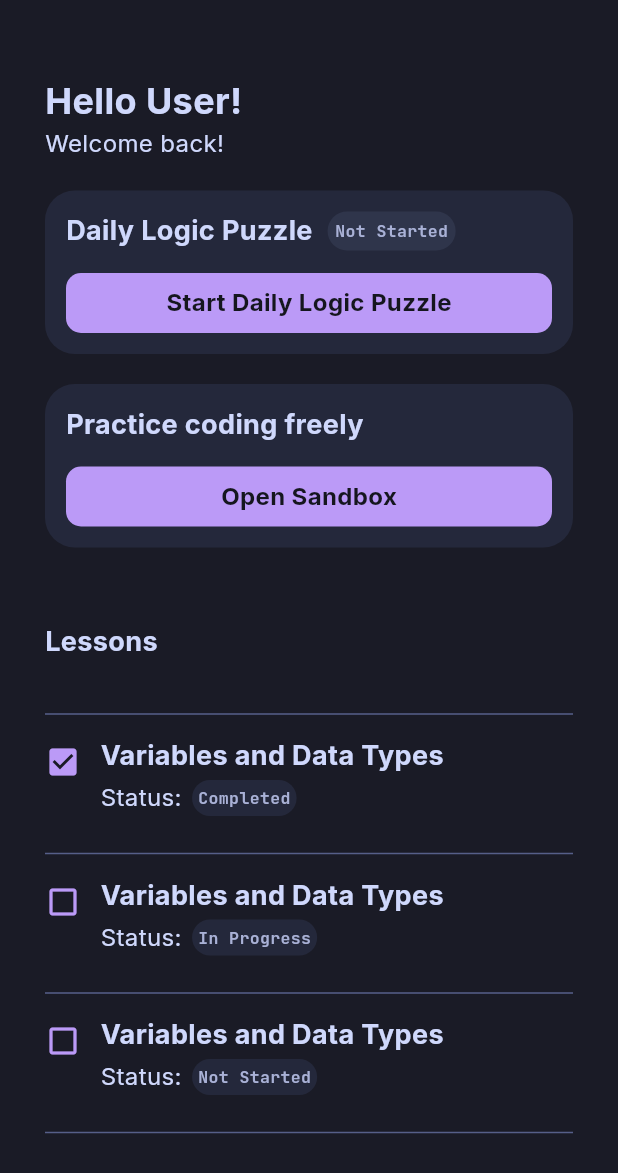
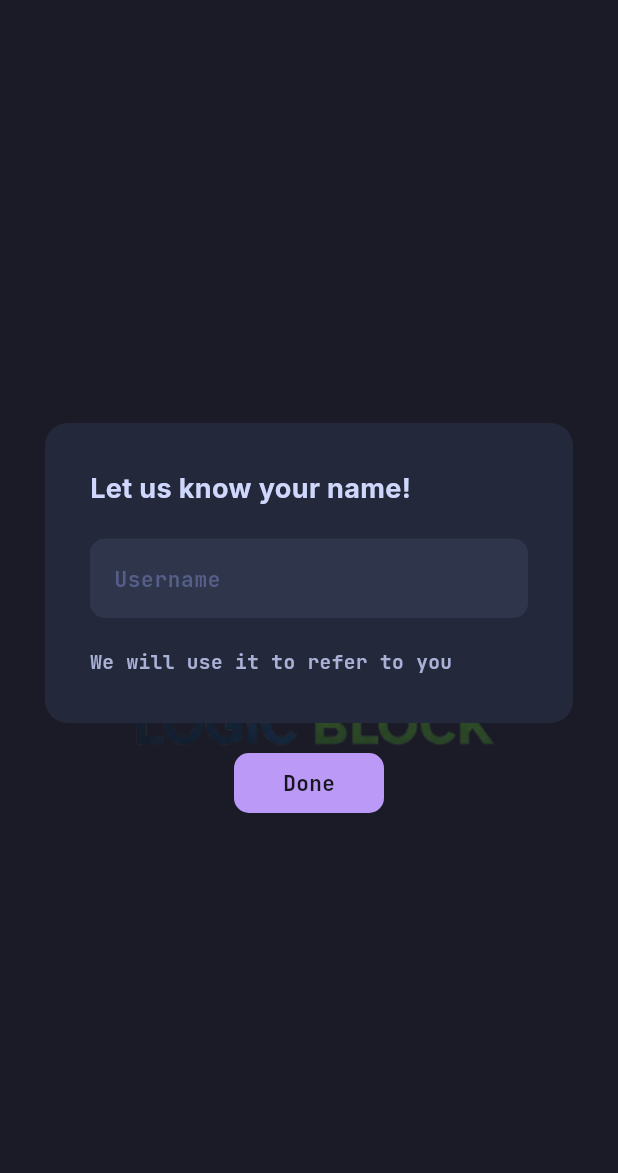
Before and after one commit to LedgeA/logicblock, a Flutter app: the screen it shows after launch, on a phone screen of 412 x 824 dp. Shown: the top 1173 px of the screen. Run offline on Flutter 3.47's test engine with Material 3 defaults, Android fonts, the phone set to English and light mode, and no system bars; our stand-ins replace flutter_markdown_plus.

Commit message:
near 50% progress report

```diff
--- a/lib/components/buttons.dart
+++ b/lib/components/buttons.dart
@@ -6,6 +6,7 @@ import './colors.dart';
 class AppButton extends StatelessWidget {
 
   final String text;
+  final bool isHomeButton;
   final double height;
   final double width;
   final VoidCallback perform;
@@ -13,10 +14,16 @@ class AppButton extends StatelessWidget {
   const AppButton({
     super.key,
     required this.text,
+    required this.isHomeButton,
     required this.height,
     required this.width,
-    required this.perform
+    required this.perform,
   });
+
+  _buttonTextStyle() {
+    if (isHomeButton) return AppTexts.homeButton;
+    return AppTexts.button;
+  }
 
   @override
   Widget build(BuildContext context) {
@@ -30,9 +37,8 @@ class AppButton extends StatelessWidget {
           borderRadius: BorderRadius.circular(10),
           color: AppColors.primary
         ),
-        child: Text(text, style: AppTexts.button),
+        child: Text(text, style: _buttonTextStyle()),
       ),
     );
   }
-
 }
--- a/lib/components/cards.dart
+++ b/lib/components/cards.dart
@@ -46,6 +46,7 @@ class ButtonCard extends StatelessWidget {
           SizedBox(height: 15),
           AppButton(
             text: buttonText,
+            isHomeButton: true,
             height: 40,
             width: double.infinity,
             perform: perform
--- a/lib/components/colors.dart
+++ b/lib/components/colors.dart
@@ -13,5 +13,4 @@ class AppColors {
   static const Color body = Color.fromARGB(255, 169, 177, 214);
   static const Color buttonText = Color.fromARGB(255, 21, 22, 30);
   static const Color disabled = Color.fromARGB(255, 86, 95, 137);
-
 }
--- a/lib/components/entries.dart
+++ b/lib/components/entries.dart
@@ -7,11 +7,13 @@ class LessonEntry extends StatelessWidget {
 
   final String title;
   final String status;
+  final int lessonNumber;
 
   const LessonEntry({
     super.key,
     required this.title,
     required this.status,
+    required this.lessonNumber
   });
 
   bool isFinished() {
@@ -28,7 +30,7 @@ class LessonEntry extends StatelessWidget {
     return GestureDetector(
       onTap: () => Navigator.push(
         context,
-        MaterialPageRoute(builder: (context) => LessonScreens()),
+        MaterialPageRoute(builder: (context) => LessonScreens(lessonNumber: this.lessonNumber - 1)),
       ),
       child: Column(
        children: [
--- a/lib/components/fonts.dart
+++ b/lib/components/fonts.dart
@@ -29,6 +29,13 @@ class AppTexts {
     color: AppColors.body
   );
 
+    static const TextStyle smallBody = TextStyle(
+    fontFamily: 'JetBrainsMono',
+    fontWeight: FontWeight.bold,
+    fontSize: 13,
+    color: AppColors.body
+  );
+
   static const TextStyle code = TextStyle(
     fontFamily: 'JetBrainsMono',
     fontWeight: FontWeight.bold,
@@ -36,10 +43,17 @@ class AppTexts {
     color: AppColors.body
   );
 
-  static const TextStyle button = TextStyle(
+  static const TextStyle homeButton = TextStyle(
     fontFamily: 'Inter',
     fontWeight: FontWeight.bold,
     fontSize: 16,
+    color: AppColors.buttonText
+  );
+
+  static const TextStyle button = TextStyle(
+    fontFamily: 'JetBrainsMono',
+    fontWeight: FontWeight.bold,
+    fontSize: 14,
     color: AppColors.buttonText
   );
 
@@ -57,4 +71,11 @@ class AppTexts {
     color: AppColors.disabled
   );
 
+  static const TextStyle disabledBody = TextStyle(
+    fontFamily: 'JetBrainsMono',
+    fontWeight: FontWeight.bold,
+    fontSize: 14,
+    color: AppColors.disabled
+  );
+
 }
--- a/lib/main.dart
+++ b/lib/main.dart
@@ -1,15 +1,9 @@
 import 'package:flutter/material.dart';
-import 'package:flutter/services.dart';
-import 'package:logicblock/components/entries.dart';
-import 'package:logicblock/components/fonts.dart';
-import 'package:logicblock/screens/challenges.dart';
-import 'package:logicblock/screens/sandbox.dart';
+import 'package:logicblock/screens/splash.dart';
 
-import 'components/cards.dart';
-import './components/colors.dart';
 
 void main() {
-  runApp(MaterialApp(home: MainApp()));
+  runApp(MainApp());
 }
 
 class MainApp extends StatelessWidget {
@@ -17,76 +11,8 @@ class MainApp extends StatelessWidget {
 
   @override
   Widget build(BuildContext context) {
-    return AnnotatedRegion<SystemUiOverlayStyle>(
-      value: SystemUiOverlayStyle.light,
-      child: Scaffold(
-        backgroundColor: AppColors.background,
-        body: Padding(
-          padding: const EdgeInsets.symmetric(horizontal: 30, vertical: 50),
-          child: SingleChildScrollView(
-            child: Column(
-              crossAxisAlignment: CrossAxisAlignment.start,
-              spacing: 20,
-              children: [
-                Column(
-                  mainAxisSize: MainAxisSize.max,
-                  crossAxisAlignment: CrossAxisAlignment.start,
-                  children: [
-                    Text('Hello User!', style: AppTexts.headingOne,),
-                    Text('Welcome back!', style: AppTexts.headingThree,)
-                  ],
-                ),
-                ButtonCard(
-                  text: 'Daily Logic Puzzle',
-                  buttonText: 'Start Daily Logic Puzzle',
-                  perform: () {
-                    Navigator.push(context, MaterialPageRoute(builder: (context) => ChallengeScreen()));
-                  },
-                  status: 'Not Started',
-                ),
-                ButtonCard(
-                  text: 'Practice coding freely',
-                  buttonText: 'Open Sandbox',
-                  perform: () {
-                    Navigator.push(context, MaterialPageRoute(builder: (context) => SandboxScreen()));
-                  },
-                ),
-                SizedBox(height: 10),
-                Text('Lessons', style: AppTexts.headingTwo),
-                Column(
-                  spacing: 10,
-                  children: [
-                    LessonEntry(
-                      title: 'Variables and Data Types',
-                      status: 'Completed'
-                    ),
-                    LessonEntry(
-                      title: 'Variables and Data Types',
-                      status: 'In Progress'
-                    ),
-                    LessonEntry(
-                      title: 'Variables and Data Types',
-                      status: 'Not Started'
-                    ),
-                    LessonEntry(
-                      title: 'Variables and Data Types',
-                      status: 'Not Started'
-                    ),
-                    LessonEntry(
-                      title: 'Variables and Data Types',
-                      status: 'Not Started'
-                    ),
-                    LessonEntry(
-                      title: 'Variables and Data Types',
-                      status: 'Not Started'
-                    ),
-                  ],
-                ),
-              ],
-            ),
-          )
-        ),
-      )
+    return MaterialApp(
+      home: AppSplash(),
     );
   }
 }
--- a/lib/screens/challenges.dart
+++ b/lib/screens/daily_problems.dart
@@ -1,6 +1,6 @@
 import 'package:flutter/material.dart';
 import 'package:logicblock/components/colors.dart';
-import 'package:logicblock/screens/problem.dart';
+import 'package:logicblock/screens/done/problem.dart';
 import 'package:logicblock/screens/sandbox.dart';
 
 class ChallengeScreen extends StatelessWidget {
--- a/lib/screens/problem.dart
+++ b/lib/screens/done/problem.dart
@@ -42,7 +42,6 @@ class ProblemScreen extends StatelessWidget {
                   color: AppColors.surfaceTwo,
                   borderRadius: BorderRadius.circular(8),
                 ),
-
                 codeblockPadding: const EdgeInsets.all(16),
               ),
             )
--- /dev/null
+++ b/lib/screens/username_prompt.dart
@@ -0,0 +1,94 @@
+import 'package:flutter/material.dart';
+import 'package:logicblock/components/buttons.dart';
+import 'package:logicblock/components/colors.dart';
+import 'package:logicblock/components/fonts.dart';
+import 'package:logicblock/screens/home.dart';
+
+class UsernamePromptScreen extends StatefulWidget {
+  const UsernamePromptScreen({super.key});
+
+  @override
+  State<UsernamePromptScreen> createState() => _UsernamePromptScreenState();
+}
+
+class _UsernamePromptScreenState extends State<UsernamePromptScreen> {
+  @override
+  void initState() {
+    super.initState();
+  }
+
+  _navigateToHome() async {
+    if (!mounted) return;
+
+    Navigator.pushReplacement(
+      context,
+      MaterialPageRoute(builder: (context) => HomeScreen()),
+    );
+  }
+
+  @override
+  Widget build(BuildContext context) {
+    return Scaffold(
+      backgroundColor: AppColors.background,
+      body: Stack(
+        children: [
+          Opacity(
+            opacity: 0.4,
+            child: Center(
+              child: Image.asset(
+                'assets/images/logo.png',
+                width: 500,
+              ),
+          ),
+          ),
+          Padding(
+            padding: EdgeInsetsGeometry.all(30),
+            child: Column(
+              mainAxisAlignment: MainAxisAlignment.center,
+              spacing: 20,
+              children: [
+                Container(
+                  padding: EdgeInsets.symmetric(horizontal: 30, vertical: 30),
+                  width: double.infinity,
+                  height: 200,
+                  decoration: BoxDecoration(
+                    borderRadius: BorderRadius.circular(15),
+                    color: AppColors.surfaceOne
+                  ),
+                  child: Column(
+                    mainAxisAlignment: MainAxisAlignment.center,
+                    crossAxisAlignment: CrossAxisAlignment.start,
+                    spacing: 20 ,
+                    children: [
+                      Text('Let us know your name!', style: AppTexts.headingTwo),
+                      TextField(
+                        decoration: InputDecoration(
+                          hintText: 'Username',
+                          hintStyle: AppTexts.disabledBody,
+                          border: OutlineInputBorder(
+                            borderRadius: BorderRadius.circular(10),
+                            borderSide: BorderSide.none,
+                          ),
+                          filled: true,
+                          fillColor: AppColors.surfaceTwo
+                        ),
+                        style: AppTexts.body,
+                      ),
+                      Text('We will use it to refer to you', style: AppTexts.smallBody)
+                    ],
+                  ),
+                ),
+                AppButton(
+                  text: 'Done',
+                  isHomeButton: false,
+                  height: 40,
+                  width: 100,
+                  perform: () => _navigateToHome())
+              ],
+            )
+          )
+        ],
+      )
+    );
+  }
+}
--- a/pubspec.yaml
+++ b/pubspec.yaml
@@ -10,6 +10,8 @@ dependencies:
   flutter:
     sdk: flutter
   flutter_markdown_plus: ^1.0.7
+  splashscreen: ^2.0.0
+
 
 
 dev_dependencies:
@@ -19,6 +21,8 @@ dev_dependencies:
 
 flutter:
   uses-material-design: true
+  assets:
+    - assets/images/logo.png
   fonts:
     - family: JetBrainsMono
       fonts:
```
Also changed, not shown: lib/screens/home.dart (added, +92 -0 lines), lib/screens/lesson.dart (+146 -31 lines), lib/screens/output.dart (added, +96 -0 lines), lib/screens/sandbox.dart (+14 -1 lines), lib/screens/splash.dart (added, +42 -0 lines), assets/images/logo.png (added), pubspec.lock.
